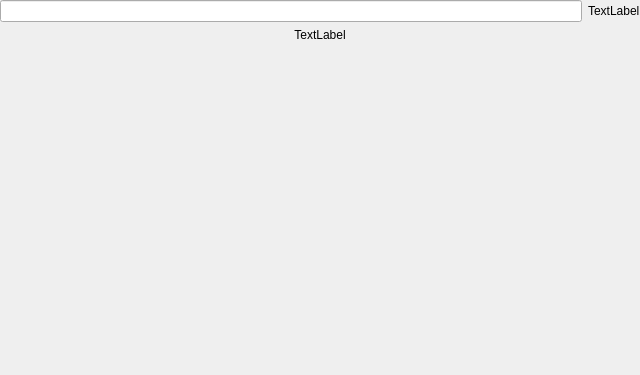
The window that epyq/widgets/epc.ui (epcpower/st) describes before a commit, drawn with Qt 5.
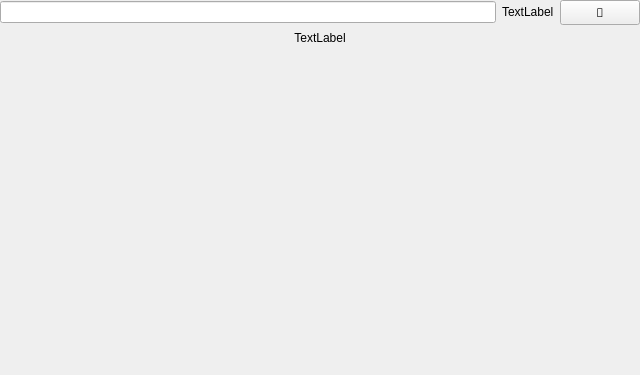
The same window after the commit.

Commit message: Add edit button for EPC widget; Connect any edit button to numberpad

Diff of the .ui file:
```diff
--- a/epyq/widgets/epc.ui
+++ b/epyq/widgets/epc.ui
@@ -80,6 +80,24 @@
          </property>
         </widget>
        </item>
+       <item>
+        <widget class="QPushButton" name="edit_button">
+         <property name="sizePolicy">
+          <sizepolicy hsizetype="Minimum" vsizetype="Minimum">
+           <horstretch>0</horstretch>
+           <verstretch>0</verstretch>
+          </sizepolicy>
+         </property>
+         <property name="font">
+          <font>
+           <family>FontAwesome</family>
+          </font>
+         </property>
+         <property name="text">
+          <string></string>
+         </property>
+        </widget>
+       </item>
       </layout>
      </item>
      <item>
```
The commit also changes 7 other files.
